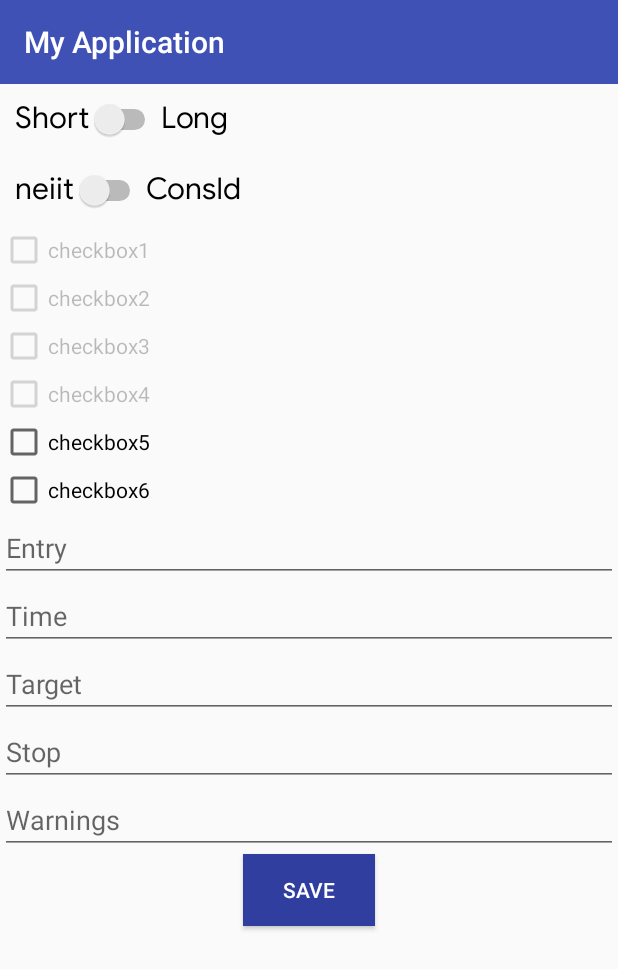
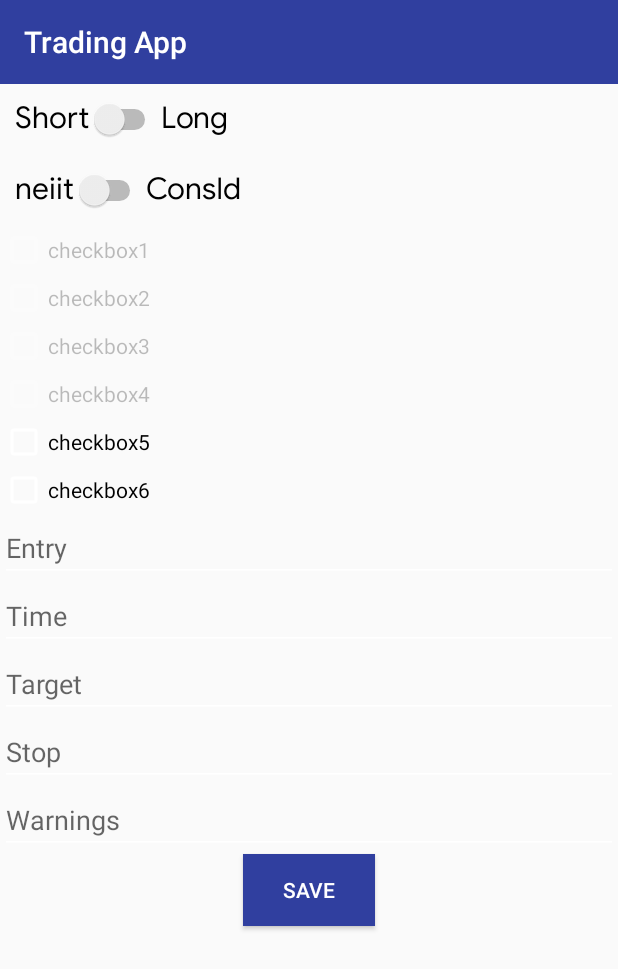
Before and after one commit to dibya001/Trading, an Android app: the screen it shows after launch once a user with an empty profile is signed in (Add_data), after a tap on "Add New", on a phone screen of 412 x 824 dp. Shown: the top 969 px of the screen. Run offline under Robolectric (Android 15) with nearby library versions, the phone set to English and light mode, and no system bars; our stand-ins replace Firebase (no records; nobody signed in at launch, a user with empty details on screens opened directly).

Commit message:
minor fixes

```diff
--- a/app/src/main/res/layout/custom.xml
+++ b/app/src/main/res/layout/custom.xml
@@ -4,7 +4,7 @@
     android:layout_width="match_parent"
     android:layout_height="wrap_content"
     android:layout_margin="5dp"
-    app:cardCornerRadius="2dp"
+    app:cardCornerRadius="5dp"
     app:cardElevation="5dp"
     android:id="@+id/card_complete"
     app:cardPreventCornerOverlap="true">
--- a/app/src/main/res/menu/menu_main.xml
+++ b/app/src/main/res/menu/menu_main.xml
@@ -4,12 +4,12 @@
 
     <item
         android:id="@+id/add"
-        android:icon="@android:drawable/ic_menu_add"
+        android:icon="@drawable/add"
         android:title="Add New"
-        app:showAsAction="always"></item>
+        app:showAsAction="ifRoom"/>
 
     <item
         android:id="@+id/logout"
         android:title="Logout"
-        app:showAsAction="never"></item>
+        app:showAsAction="never"/>
 </menu>
--- a/app/src/main/res/values/colors.xml
+++ b/app/src/main/res/values/colors.xml
@@ -1,6 +1,7 @@
 <?xml version="1.0" encoding="utf-8"?>
 <resources>
-    <color name="colorPrimary">#3F51B5</color>
+    <color name="colorPrimary">#303F9F</color>
     <color name="colorPrimaryDark">#303F9F</color>
-    <color name="colorAccent">#FF4081</color>
+    <color name="colorAccent">#BBDEFB</color>
+    <color name="white">#FFFFFF</color>
 </resources>
--- a/app/src/main/res/values/strings.xml
+++ b/app/src/main/res/values/strings.xml
@@ -1,3 +1,3 @@
 <resources>
-    <string name="app_name">My Application</string>
+    <string name="app_name">Trading App</string>
 </resources>
--- a/app/src/main/res/values/styles.xml
+++ b/app/src/main/res/values/styles.xml
@@ -6,6 +6,7 @@
         <item name="colorPrimary">@color/colorPrimary</item>
         <item name="colorPrimaryDark">@color/colorPrimaryDark</item>
         <item name="colorAccent">@color/colorAccent</item>
-    </style>
+        <item name="android:textColorSecondary">@color/white</item>
+</style>
 
 </resources>
```
Also changed, not shown: app/src/main/res/drawable/add.png (added), 1 other file.
